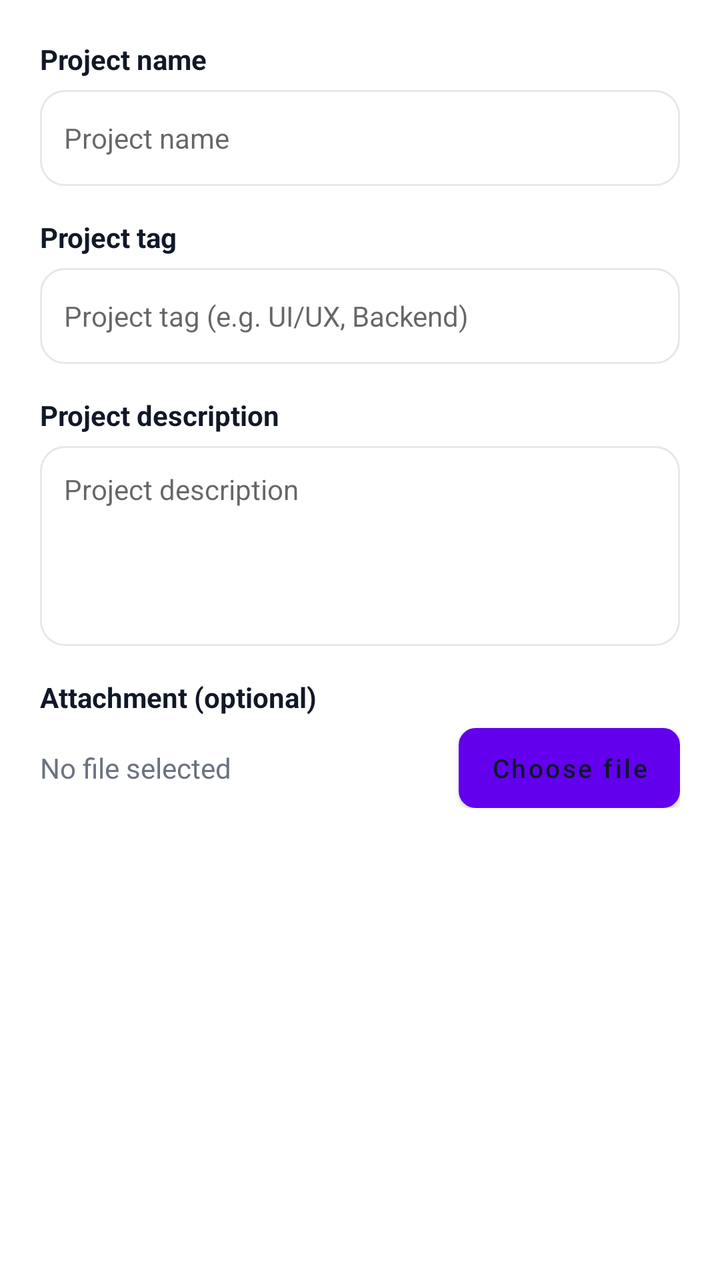
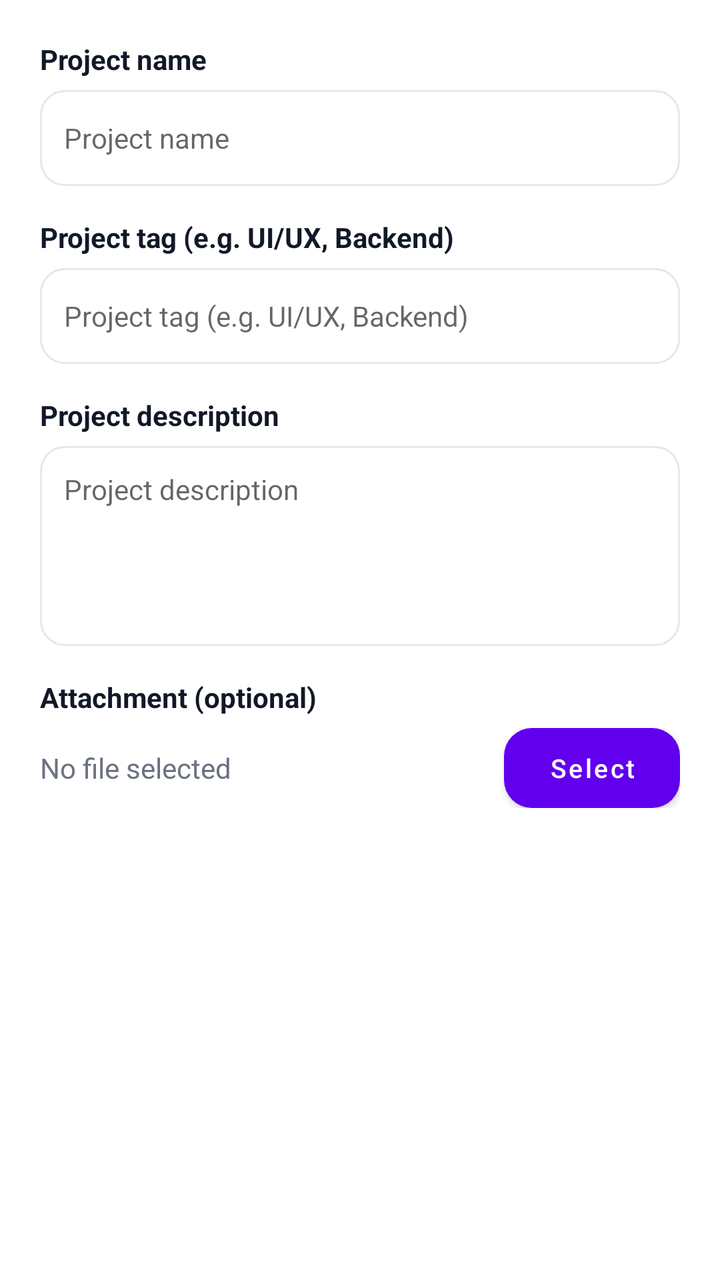

Two renders of the same Android screen: before a commit and after it. Below are the layout's source before the change and the commit's diff.
<!-- AndroidManifest.xml: application theme Theme.SMD_Assignment03 -->
<!-- res/layout/dialog_project_form.xml -->
<?xml version="1.0" encoding="utf-8"?>
<ScrollView xmlns:android="http://schemas.android.com/apk/res/android"
    android:layout_width="match_parent"
    android:layout_height="wrap_content"
    android:padding="20dp">

    <LinearLayout
        android:layout_width="match_parent"
        android:layout_height="wrap_content"
        android:orientation="vertical">

        <TextView
            android:layout_width="match_parent"
            android:layout_height="wrap_content"
            android:layout_marginBottom="6dp"
            android:text="Project name"
            android:textColor="@color/text_primary"
            android:textSize="14sp"
            android:textStyle="bold" />

        <EditText
            android:id="@+id/et_project_name"
            android:layout_width="match_parent"
            android:layout_height="48dp"
            android:layout_marginBottom="16dp"
            android:autofillHints=""
            android:background="@drawable/bg_search_box"
            android:hint="@string/hint_project_name"
            android:inputType="text"
            android:paddingHorizontal="12dp"
            android:textColor="@color/text_primary"
            android:textSize="14sp" />

        <TextView
            android:layout_width="match_parent"
            android:layout_height="wrap_content"
            android:layout_marginBottom="6dp"
            android:text="Project tag"
            android:textColor="@color/text_primary"
            android:textSize="14sp"
            android:textStyle="bold" />

        <EditText
            android:id="@+id/et_project_tag"
            android:layout_width="match_parent"
            android:layout_height="48dp"
            android:layout_marginBottom="16dp"
            android:autofillHints=""
            android:background="@drawable/bg_search_box"
            android:hint="@string/hint_project_tag"
            android:inputType="text"
            android:paddingHorizontal="12dp"
            android:textColor="@color/text_primary"
            android:textSize="14sp" />

        <TextView
            android:layout_width="match_parent"
            android:layout_height="wrap_content"
            android:layout_marginBottom="6dp"
            android:text="Project description"
            android:textColor="@color/text_primary"
            android:textSize="14sp"
            android:textStyle="bold" />

        <EditText
            android:id="@+id/et_project_description"
            android:layout_width="match_parent"
            android:layout_height="100dp"
            android:layout_marginBottom="16dp"
            android:autofillHints=""
            android:background="@drawable/bg_search_box"
            android:gravity="top|start"
            android:hint="@string/hint_project_description"
            android:inputType="textMultiLine"
            android:padding="12dp"
            android:textColor="@color/text_primary"
            android:textSize="14sp" />

        <LinearLayout
            android:id="@+id/section_attachment"
            android:layout_width="match_parent"
            android:layout_height="wrap_content"
            android:orientation="vertical">

            <TextView
                android:layout_width="match_parent"
                android:layout_height="wrap_content"
                android:layout_marginBottom="6dp"
                android:text="Attachment (optional)"
                android:textColor="@color/text_primary"
                android:textSize="14sp"
                android:textStyle="bold" />

            <LinearLayout
                android:layout_width="match_parent"
                android:layout_height="wrap_content"
                android:gravity="center_vertical"
                android:orientation="horizontal">

                <TextView
                    android:id="@+id/tv_selected_attachment"
                    android:layout_width="0dp"
                    android:layout_height="wrap_content"
                    android:layout_weight="1"
                    android:text="@string/no_file_selected"
                    android:textColor="@color/text_secondary"
                    android:textSize="14sp" />

                <Button
                    android:id="@+id/btn_pick_attachment"
                    android:layout_width="wrap_content"
                    android:layout_height="40dp"
                    android:background="@drawable/bg_btn_small_outline"
                    android:text="@string/choose_file"
                    android:textAllCaps="false"
                    android:textColor="@color/text_primary"
                    android:textSize="13sp" />
            </LinearLayout>
        </LinearLayout>

    </LinearLayout>
</ScrollView>
<!-- resources referenced by this layout -->
<resources>
  <color name="text_primary">#111827</color>
  <color name="text_secondary">#6B7280</color>
  <!-- drawable bg_btn_small_outline (drawable) -->
  <?xml version="1.0" encoding="utf-8"?>
  <shape xmlns:android="http://schemas.android.com/apk/res/android"
      android:shape="rectangle">
      <solid android:color="@color/white" />
      <stroke android:width="1dp" android:color="@color/card_stroke" />
      <corners android:radius="8dp" />
  </shape>
  <!-- drawable bg_search_box (drawable) -->
  <?xml version="1.0" encoding="utf-8"?>
  <shape xmlns:android="http://schemas.android.com/apk/res/android"
      android:shape="rectangle">
      <solid android:color="@color/white" />
      <stroke android:width="1dp" android:color="@color/card_stroke" />
      <corners android:radius="12dp" />
  </shape>
  <string name="choose_file">Choose file</string>
  <string name="hint_project_description">Project description</string>
  <string name="hint_project_name">Project name</string>
  <string name="hint_project_tag">Project tag (e.g. UI/UX, Backend)</string>
  <string name="no_file_selected">No file selected</string>
  <style name="Theme.SMD_Assignment03" parent="Theme.MaterialComponents.DayNight.DarkActionBar">
          
          <item name="colorPrimary">@color/purple_500</item>
          <item name="colorPrimaryVariant">@color/purple_700</item>
          <item name="colorOnPrimary">@color/white</item>
          
          <item name="colorSecondary">@color/teal_200</item>
          <item name="colorSecondaryVariant">@color/teal_700</item>
          <item name="colorOnSecondary">@color/black</item>
          
          <item name="android:statusBarColor" tools:targetApi="l">?attr/colorPrimaryVariant</item>
          
      </style>
  <color name="white">#FFFFFFFF</color>
  <color name="card_stroke">#E5E7EB</color>
  <color name="purple_500">#FF6200EE</color>
  <color name="purple_700">#FF3700B3</color>
  <color name="teal_200">#FF03DAC5</color>
  <color name="teal_700">#FF018786</color>
  <color name="black">#FF000000</color>
</resources>

<!-- the commit's change to res/layout/dialog_project_form.xml (unified diff, before → after) -->
@@ -13,7 +13,7 @@
             android:layout_width="match_parent"
             android:layout_height="wrap_content"
             android:layout_marginBottom="6dp"
-            android:text="Project name"
+            android:text="@string/hint_project_name"
             android:textColor="@color/text_primary"
             android:textSize="14sp"
             android:textStyle="bold" />
@@ -35,7 +35,7 @@
             android:layout_width="match_parent"
             android:layout_height="wrap_content"
             android:layout_marginBottom="6dp"
-            android:text="Project tag"
+            android:text="@string/hint_project_tag"
             android:textColor="@color/text_primary"
             android:textSize="14sp"
             android:textStyle="bold" />
@@ -57,7 +57,7 @@
             android:layout_width="match_parent"
             android:layout_height="wrap_content"
             android:layout_marginBottom="6dp"
-            android:text="Project description"
+            android:text="@string/hint_project_description"
             android:textColor="@color/text_primary"
             android:textSize="14sp"
             android:textStyle="bold" />
@@ -110,10 +110,11 @@
                     android:id="@+id/btn_pick_attachment"
                     android:layout_width="wrap_content"
                     android:layout_height="40dp"
-                    android:background="@drawable/bg_btn_small_outline"
-                    android:text="@string/choose_file"
+                    android:background="@drawable/bg_btn_primary"
+                    android:paddingHorizontal="16dp"
+                    android:text="@string/select"
                     android:textAllCaps="false"
-                    android:textColor="@color/text_primary"
+                    android:textColor="@color/white"
                     android:textSize="13sp" />
             </LinearLayout>
         </LinearLayout>
<!-- resource entries referenced after the edit -->
@@ -2,14 +2,6 @@
 <resources>
   <color name="text_primary">#111827</color>
   <color name="text_secondary">#6B7280</color>
-  <!-- drawable bg_btn_small_outline (drawable) -->
-  <?xml version="1.0" encoding="utf-8"?>
-  <shape xmlns:android="http://schemas.android.com/apk/res/android"
-      android:shape="rectangle">
-      <solid android:color="@color/white" />
-      <stroke android:width="1dp" android:color="@color/card_stroke" />
-      <corners android:radius="8dp" />
-  </shape>
   <!-- drawable bg_search_box (drawable) -->
   <?xml version="1.0" encoding="utf-8"?>
   <shape xmlns:android="http://schemas.android.com/apk/res/android"
@@ -18,11 +10,11 @@
       <stroke android:width="1dp" android:color="@color/card_stroke" />
       <corners android:radius="12dp" />
   </shape>
-  <string name="choose_file">Choose file</string>
   <string name="hint_project_description">Project description</string>
   <string name="hint_project_name">Project name</string>
   <string name="hint_project_tag">Project tag (e.g. UI/UX, Backend)</string>
   <string name="no_file_selected">No file selected</string>
+  <string name="select">Select</string>
   <style name="Theme.SMD_Assignment03" parent="Theme.MaterialComponents.DayNight.DarkActionBar">
           
           <item name="colorPrimary">@color/purple_500</item>
@@ -36,7 +28,15 @@
           <item name="android:statusBarColor" tools:targetApi="l">?attr/colorPrimaryVariant</item>
           
       </style>
+  <color name="primary_blue">#2F9BF5</color>
   <color name="white">#FFFFFFFF</color>
+  <!-- drawable bg_btn_primary (drawable) -->
+  <?xml version="1.0" encoding="utf-8"?>
+  <shape xmlns:android="http://schemas.android.com/apk/res/android"
+      android:shape="rectangle">
+      <solid android:color="@color/primary_blue" />
+      <corners android:radius="14dp" />
+  </shape>
   <color name="card_stroke">#E5E7EB</color>
   <color name="purple_500">#FF6200EE</color>
   <color name="purple_700">#FF3700B3</color>
